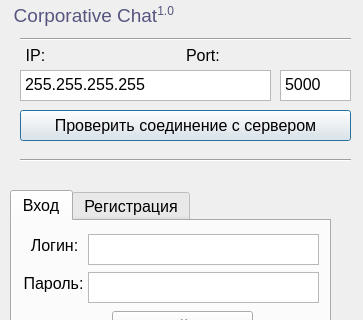
Old version of the form client/gui_client/gui_authentification_2.ui in the repository AloevArun/BorodaChat; both pictures show x 0 to 363 and y 0 to 320 of the 363 by 481 pixel window.
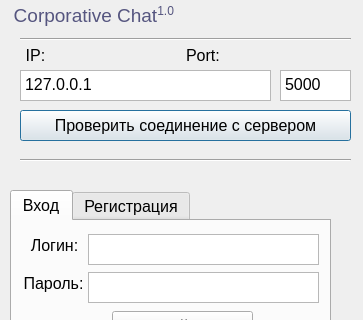
New version of the form. The open tabs and pages were chosen to show the change.

The edit to the form file:
```diff
--- a/client/gui_client/gui_authentification_2.ui
+++ b/client/gui_client/gui_authentification_2.ui
@@ -40,7 +40,7 @@
     <enum>Qt::ScrollBarAlwaysOff</enum>
    </property>
    <property name="plainText">
-    <string>255.255.255.255</string>
+    <string>127.0.0.1</string>
    </property>
    <property name="placeholderText">
     <string/>
```
Left out of the diff: 36 changed lines with no effect on the pictures.
